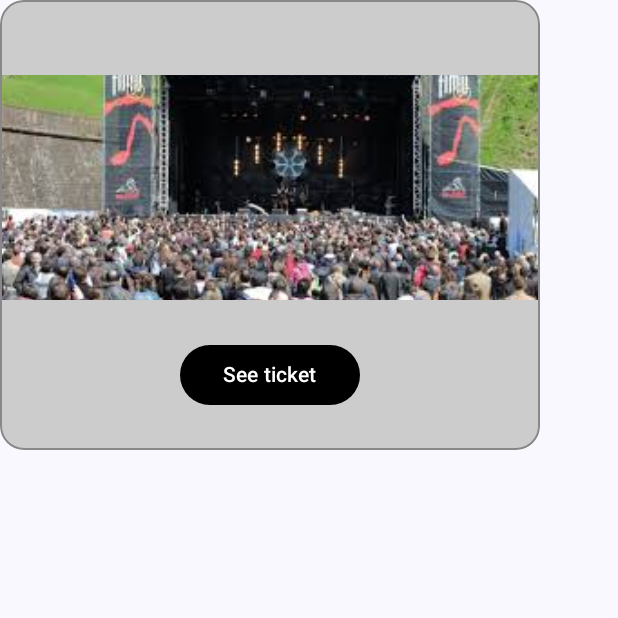
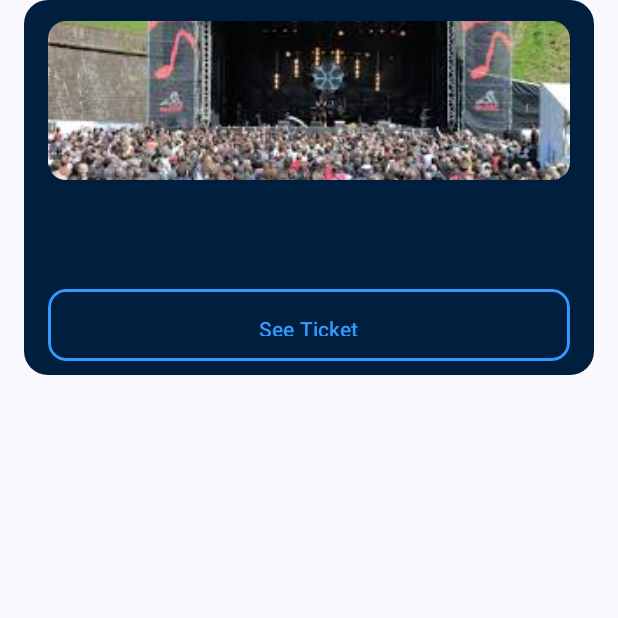
Before and after one commit to FatinRahmann/ProjetSY43, an Android app built with Jetpack Compose: the composable TicketComponent shown on its own in the app's theme, on a phone screen of 412 x 824 dp, the top half of it. Run offline under Robolectric (Android 15) with nearby library versions, the phone set to English and light mode, and no system bars; pictures from the network do not load.

Commit message:
modif design ticket + supp compte et event associes

```diff
--- a/app/src/main/java/com/example/projetsy43/ui/theme/components/TicketComponent.kt
+++ b/app/src/main/java/com/example/projetsy43/ui/theme/components/TicketComponent.kt
@@ -5,6 +5,7 @@ import androidx.compose.foundation.border
 import androidx.compose.foundation.layout.Arrangement
 import androidx.compose.foundation.layout.Box
 import androidx.compose.foundation.layout.Column
+import androidx.compose.foundation.layout.Spacer
 import androidx.compose.foundation.layout.fillMaxSize
 import androidx.compose.foundation.layout.fillMaxWidth
 import androidx.compose.foundation.layout.height
@@ -28,6 +29,7 @@ import androidx.compose.ui.unit.sp
 import com.example.projetsy43.R
 import coil.compose.AsyncImage
 import com.example.projetsy43.model.entities.Event
+import androidx.compose.foundation.border
 
 @Composable
 fun TicketComponent(
@@ -42,61 +44,70 @@ fun TicketComponent(
         drawableId != 0 -> drawableId
         else -> R.drawable.defaultroute
     }
-
-    // Use Modifier.fillMaxWidth() and set height to almost full screen height (e.g., 300-350.dp)
+    Spacer(modifier = Modifier.height(24.dp))
     Box(
         modifier = Modifier
-            .height(300.dp)
-            .width(360.dp)
+            .padding(horizontal = 16.dp)
+            .fillMaxWidth()
+            .height(250.dp)
             .clip(RoundedCornerShape(16.dp))
-            .border(1.dp, Color.Gray, RoundedCornerShape(16.dp))
+            .background(Color(0xFF001F3F))
 
-    ) {
-        Column(modifier = Modifier.fillMaxSize()) {
-            // Top bar - about 1/6 of height, gray background, event name centered
-            Box(
-                modifier = Modifier
-                    .fillMaxWidth()
-                    .weight(1f)
-                    .background(Color.LightGray),
-                contentAlignment = Alignment.Center
-            ) {
-                Text(
-                    text = event.name,
-                    color = Color.Black,
-                    fontSize = 20.sp,
-                )
-            }
+    ){
+        Column (
 
-            // Image - takes about 3/6 (half) of the height
+        ){
             AsyncImage(
                 model = imageModel,
                 contentDescription = event.name,
                 modifier = Modifier
-                    .weight(3f)
-                    .fillMaxWidth(),
+                    .fillMaxWidth()
+                    .height(120.dp)
+                    .padding(horizontal = 16.dp)
+                    .padding(top = 14.dp)
+                    .clip(RoundedCornerShape(12.dp)),
                 contentScale = ContentScale.Crop
             )
-
-            // Bottom bar - about 2/6 of height, gray background, button centered
-            Box(
+            Text(
+                text = event.name,
+                color = Color.White,
+                fontSize = 16.sp,
                 modifier = Modifier
-                    .fillMaxWidth()
-                    .weight(2f)
-                    .background(Color.LightGray),
-                contentAlignment = Alignment.Center
-            ) {
+                    .padding(top = 12.dp)
+                    .padding(horizontal = 16.dp)
+            )
+            Text(
+                text = event.datetime,
+                color = Color.White,
+                fontSize = 12.sp,
+                modifier = Modifier
+                    .padding(top = 9.dp)
+                    .padding(horizontal = 16.dp)
+                )
             Button(
                 onClick = onButtonClick,
                 colors = ButtonDefaults.buttonColors(
-                        containerColor = Color.Black,
-                        contentColor = Color.White
+                    containerColor = Color(0xFF001F3F),
+                    contentColor = Color(0xFF3399FF)
                 ),
-                    modifier = Modifier.size(width = 120.dp, height = 40.dp)
+                modifier = Modifier
+                    .padding(top = 12.dp)
+                    .fillMaxWidth()
+                    .height(30.dp)
+                    .padding(horizontal = 16.dp)
+                    .clip(RoundedCornerShape(12.dp))
+                    .border(
+                        width = 2.dp,
+                        color = Color(0xFF3399FF),
+                        shape = RoundedCornerShape(12.dp)
+                    )
             ) {
-                    Text(text = "See ticket")
+                Text(text = "See Ticket")
             }
+
         }
+
+
     }
+
 }
-}
```
Also changed, not shown: app/build.gradle.kts (+6 -1 lines), app/src/main/java/com/example/projetsy43/ui/theme/screens/AddEventScreen.kt (+30 -4 lines), app/src/main/java/com/example/projetsy43/ui/theme/screens/ProfileScreen.kt (+108 -93 lines), app/src/main/java/com/example/projetsy43/ui/theme/screens/TicketQrViewScreen.kt (+10 -0 lines), app/src/main/java/com/example/projetsy43/ui/theme/screens/TicketsListScreen.kt (+8 -0 lines), app/src/main/java/com/example/projetsy43/navigation/ConcertNavGraph.kt (line endings or trailing spaces). Lines whose indentation alone changed are shown as unchanged.
